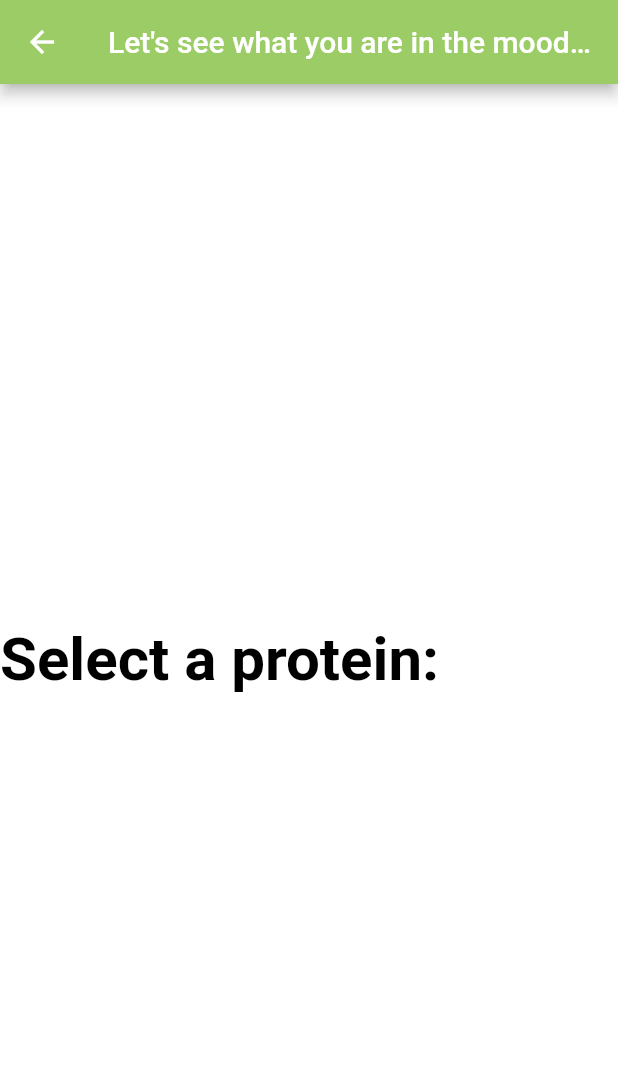
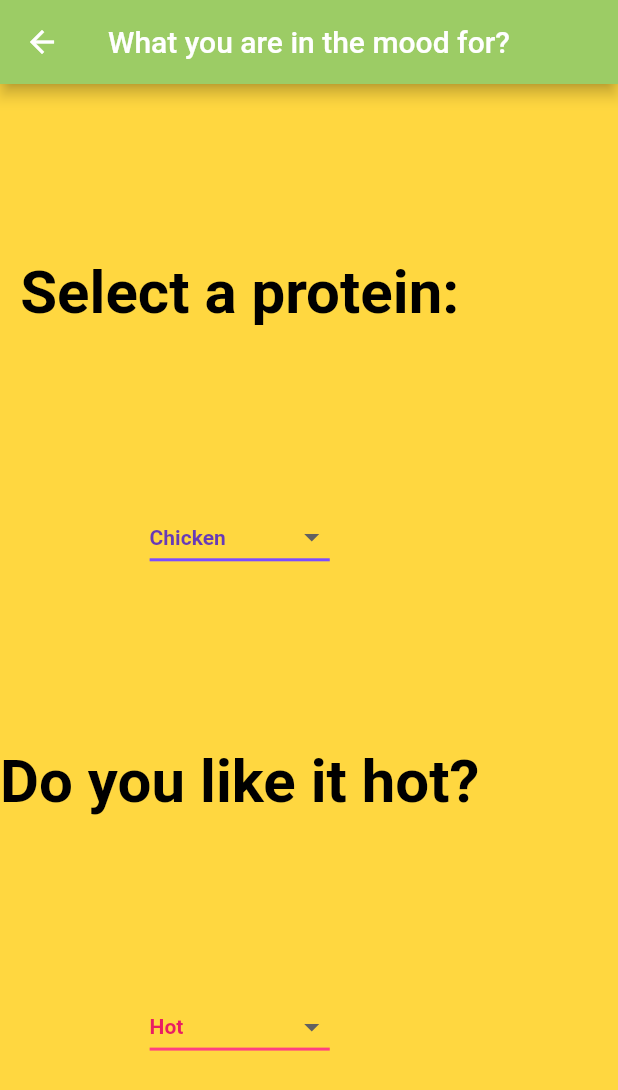
Before and after one commit to Yu-HuanWu/Choose-My-Meal-Now-ver-1, a Flutter app: the SecondRoute screen opened directly, on a phone screen of 412 x 824 dp. Shown: the top 1090 px of the screen. Run offline on Flutter 3.47's test engine with Material 2 defaults, Android fonts, the phone set to English and light mode, and no system bars.

Commit message:
Added more to the SecondRoute
turns out the second page didn't show up beacuse i made the background transparent and text black, and the default background color is also black.

I thought SecondRoute would also use the same background that I listed in "home", but i guess not.

```diff
--- a/lib/main.dart
+++ b/lib/main.dart
@@ -64,9 +64,9 @@ class SecondRoute extends StatelessWidget {
   @override
   Widget build(BuildContext context) {
     return Scaffold(
-        backgroundColor: Colors.transparent,
+        backgroundColor: Colors.amberAccent,
         appBar: AppBar(
-          title: Text ("Let's see what you are in the mood for..."),
+          title: Text ("What you are in the mood for?"),
           backgroundColor: Colors.lightGreen[400],
         ),
       body:
@@ -78,6 +78,14 @@ class SecondRoute extends StatelessWidget {
             style: TextStyle(fontSize: 40,
                 color: Colors.black,
                 fontWeight: FontWeight.bold)),
+              DropDown1Widget(),
+              Text("Do you like it hot?",
+              textAlign: TextAlign.center,
+                style: TextStyle(fontSize: 40,
+                color: Colors.black,
+                fontWeight: FontWeight.bold)),
+              DropDown2Widget(),
+
         ]
     ),
         )
@@ -85,6 +93,85 @@ class SecondRoute extends StatelessWidget {
   }
 }
 
+//Drop Down menu for protein types
+class DropDown1Widget extends StatefulWidget {
+  DropDown1Widget({Key key}) : super(key: key);
+
+  @override
+  _DropDown1WidgetState createState() => _DropDown1WidgetState();
+}
+
+class _DropDown1WidgetState extends State<DropDown1Widget> {
+  String dropdownValue = 'Chicken';
+
+  @override
+  Widget build(BuildContext context) {
+    return DropdownButton<String>(
+      value: dropdownValue,
+      icon: Icon(Icons.arrow_drop_down),
+      iconSize: 24,
+      elevation: 16,
+      style: TextStyle(fontWeight: FontWeight.bold, color: Colors.deepPurple),
+      underline: Container(
+        height: 2,
+        color: Colors.deepPurpleAccent,
+      ),
+      onChanged: (String newValue) {
+        setState(() {
+          dropdownValue = newValue;
+        });
+      },
+      items: <String>['Chicken', 'Beef', 'Seafood', 'Pork', 'Vegetarian', 'Choose for me!']
+          .map<DropdownMenuItem<String>>((String value) {
+        return DropdownMenuItem<String>(
+          value: value,
+          child: Text(value),
+        );
+      }).toList(),
+    );
+  }
+}
+
+//Drop down menu 2 for spice level
+class DropDown2Widget extends StatefulWidget {
+  DropDown2Widget({Key key}) : super(key: key);
+
+  @override
+  _DropDown2WidgetState createState() => _DropDown2WidgetState();
+}
+
+class _DropDown2WidgetState extends State<DropDown2Widget> {
+  String dropdownValue = 'Hot';
+
+  @override
+  Widget build(BuildContext context) {
+    return DropdownButton<String>(
+      value: dropdownValue,
+      icon: Icon(Icons.arrow_drop_down),
+      iconSize: 24,
+      elevation: 16,
+      style: TextStyle(fontWeight: FontWeight.bold, color: Colors.pink),
+      underline: Container(
+        height: 2,
+        color: Colors.pinkAccent,
+      ),
+      onChanged: (String newValue) {
+        setState(() {
+          dropdownValue = newValue;
+        });
+      },
+      items: <String>['Hot', 'Mild', 'Not Spicy', 'Choose for me!']
+          .map<DropdownMenuItem<String>>((String value) {
+        return DropdownMenuItem<String>(
+          value: value,
+          child: Text(value),
+        );
+      }).toList(),
+    );
+  }
+}
+
+//Freaking animated background for the home page
 class MyStatefulWidget extends StatefulWidget {
   MyStatefulWidget({Key key}) :
       super(key: key);
@@ -137,6 +224,7 @@ with SingleTickerProviderStateMixin {
   }
 }
 
+//idk i guess this is where the app actually run
 void main() => runApp(
       MaterialApp(
         home: Stack(
```
